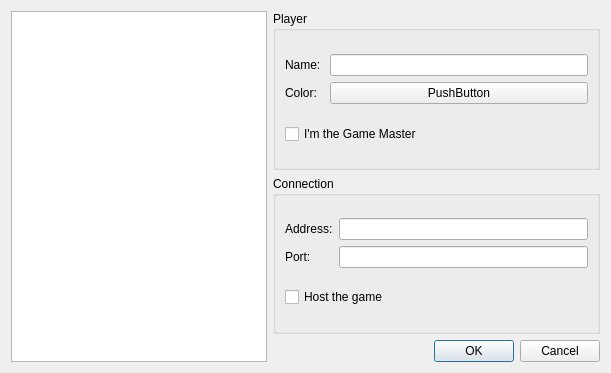
Rolisteam/rolisteam, file src/network/selectconnectionprofiledialog.ui: the form before one commit.
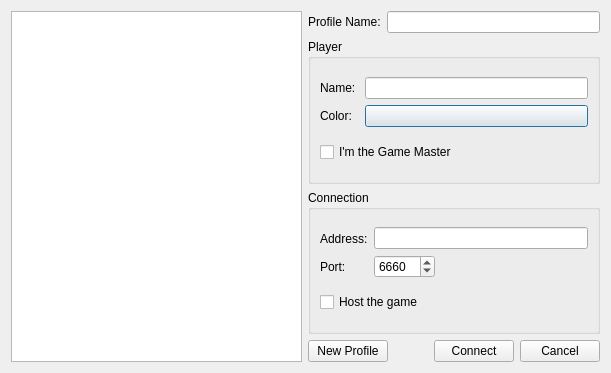
The form after the commit. Custom widgets are drawn as their Qt base class.

Commit message: first implementation of the dialog and the class ConnectionProfile

The edit to the form file:
```diff
--- a/src/network/selectconnectionprofiledialog.ui
+++ b/src/network/selectconnectionprofiledialog.ui
@@ -13,12 +13,42 @@
   <property name="windowTitle">
    <string>Dialog</string>
   </property>
-  <layout class="QHBoxLayout" name="horizontalLayout_3" stretch="0,1">
+  <layout class="QHBoxLayout" name="horizontalLayout_6">
    <item>
-    <widget class="QListView" name="listView"/>
+    <widget class="QListView" name="m_profileList">
+     <property name="sizePolicy">
+      <sizepolicy hsizetype="MinimumExpanding" vsizetype="Expanding">
+       <horstretch>0</horstretch>
+       <verstretch>0</verstretch>
+      </sizepolicy>
+     </property>
+     <property name="maximumSize">
+      <size>
+       <width>16777215</width>
+       <height>16777215</height>
+      </size>
+     </property>
+     <property name="selectionBehavior">
+      <enum>QAbstractItemView::SelectRows</enum>
+     </property>
+    </widget>
    </item>
    <item>
     <layout class="QVBoxLayout" name="verticalLayout_7">
+     <item>
+      <layout class="QHBoxLayout" name="horizontalLayout_3">
+       <item>
+        <widget class="QLabel" name="label_5">
+         <property name="text">
+          <string>Profile Name:</string>
+         </property>
+        </widget>
+       </item>
+       <item>
+        <widget class="QLineEdit" name="m_profileTitle"/>
+       </item>
+      </layout>
+     </item>
      <item>
       <widget class="QGroupBox" name="groupBox">
        <property name="title">
@@ -53,7 +83,7 @@
             <item>
              <widget class="ColorButton" name="m_color">
               <property name="text">
-               <string>PushButton</string>
+               <string/>
               </property>
              </widget>
             </item>
@@ -78,7 +108,7 @@
        </property>
        <layout class="QVBoxLayout" name="verticalLayout_6">
         <item>
-         <layout class="QHBoxLayout" name="horizontalLayout_2">
+         <layout class="QHBoxLayout" name="horizontalLayout_5">
           <item>
            <layout class="QVBoxLayout" name="verticalLayout">
             <item>
@@ -103,7 +133,31 @@
              <widget class="QLineEdit" name="lineEdit"/>
             </item>
             <item>
-             <widget class="QLineEdit" name="lineEdit_2"/>
+             <layout class="QHBoxLayout" name="horizontalLayout_2">
+              <item>
+               <widget class="QSpinBox" name="m_port">
+                <property name="maximum">
+                 <number>65536</number>
+                </property>
+                <property name="value">
+                 <number>6660</number>
+                </property>
+               </widget>
+              </item>
+              <item>
+               <spacer name="horizontalSpacer">
+                <property name="orientation">
+                 <enum>Qt::Horizontal</enum>
+                </property>
+                <property name="sizeHint" stdset="0">
+                 <size>
+                  <width>40</width>
+                  <height>20</height>
+                 </size>
+                </property>
+               </spacer>
+              </item>
+             </layout>
             </item>
            </layout>
           </item>
@@ -120,14 +174,45 @@
       </widget>
      </item>
      <item>
-      <widget class="QDialogButtonBox" name="buttonBox">
-       <property name="orientation">
-        <enum>Qt::Horizontal</enum>
-       </property>
-       <property name="standardButtons">
-        <set>QDialogButtonBox::Cancel|QDialogButtonBox::Ok</set>
-       </property>
-      </widget>
+      <layout class="QHBoxLayout" name="horizontalLayout_4">
+       <item>
+        <widget class="QPushButton" name="m_addProfile">
+         <property name="text">
+          <string>New Profile</string>
+         </property>
+        </widget>
+       </item>
+       <item>
+        <spacer name="horizontalSpacer_2">
+         <property name="orientation">
+          <enum>Qt::Horizontal</enum>
+         </property>
+         <property name="sizeHint" stdset="0">
+          <size>
+           <width>40</width>
+           <height>20</height>
+          </size>
+         </property>
+        </spacer>
+       </item>
+       <item>
+        <widget class="QPushButton" name="m_connect">
+         <property name="text">
+          <string>Connect</string>
+         </property>
+        </widget>
+       </item>
+       <item>
+        <widget class="QPushButton" name="m_cancel">
+         <property name="toolTip">
+          <string>OffLine Mode</string>
+         </property>
+         <property name="text">
+          <string>Cancel</string>
+         </property>
+        </widget>
+       </item>
+      </layout>
      </item>
     </layout>
    </item>
```
Left out of the diff: 45 changed lines with no effect on the pictures. The commit also changes 2 other files.
